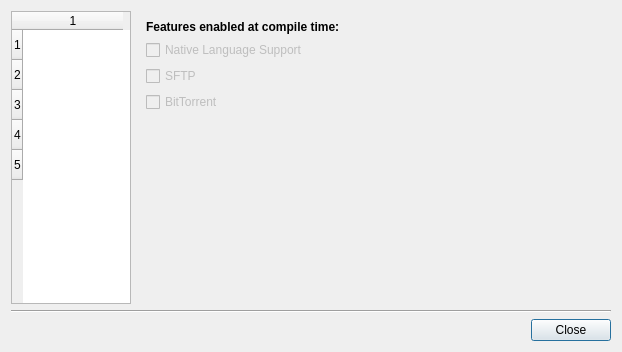
First picture: the form in AboutDlg.ui, repository LubosD/fatrat, before the edit.
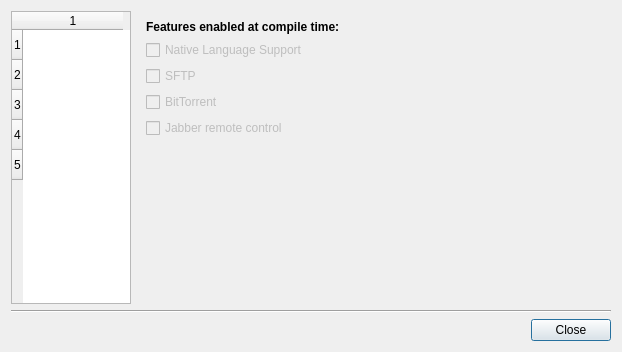
Second picture: the form after the edit. The open tabs and pages were chosen to show the change. Icons and pictures are not drawn.

The edit to the form file:
```diff
--- a/AboutDlg.ui
+++ b/AboutDlg.ui
@@ -213,7 +213,7 @@
          </property>
         </widget>
        </item>
-       <item row="4" column="1" >
+       <item row="5" column="1" >
         <spacer>
          <property name="orientation" >
           <enum>Qt::Vertical</enum>
@@ -226,6 +226,16 @@
          </property>
         </spacer>
        </item>
+       <item row="4" column="0" >
+        <widget class="QCheckBox" name="checkFeatureJabber" >
+         <property name="enabled" >
+          <bool>false</bool>
+         </property>
+         <property name="text" >
+          <string>Jabber remote control</string>
+         </property>
+        </widget>
+       </item>
       </layout>
      </widget>
     </widget>
```
